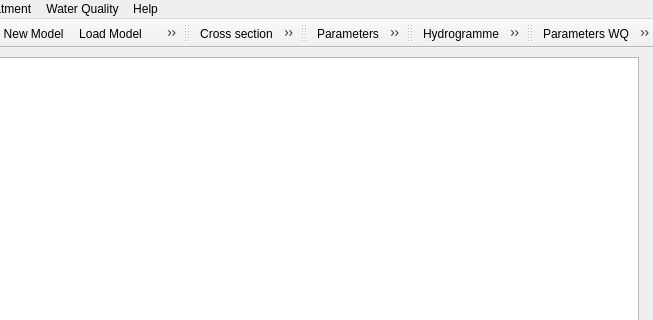
Old version of the form ui/MascPlug_dialog_base.ui in the repository Artelia/Mascaret; both pictures show x 206 to 859 and y 0 to 320 of the 859 by 738 pixel window.
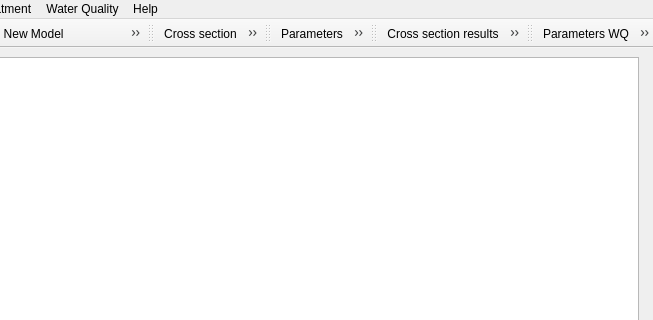
New version of the form. Icons and pictures are not drawn. Custom widgets are drawn as their Qt base class.

Patch:
```diff
--- a/ui/MascPlug_dialog_base.ui
+++ b/ui/MascPlug_dialog_base.ui
@@ -318,11 +318,13 @@
    <addaction name="actionCreate_Geometry"/>
    <addaction name="actionCreate_xcas"/>
    <addaction name="actionCreate_Basin"/>
+   <addaction name="actionExport_Model_Files"/>
    <addaction name="separator"/>
    <addaction name="actionRun"/>
    <addaction name="separator"/>
    <addaction name="actionExport_Run"/>
    <addaction name="actionDelete_Run"/>
+   <addaction name="actionImport_Results"/>
   </widget>
   <widget class="QToolBar" name="PostTreatmentToolBar">
    <property name="windowTitle">
@@ -334,8 +336,8 @@
    <attribute name="toolBarBreak">
     <bool>false</bool>
    </attribute>
-   <addaction name="actionHydrogramme"/>
    <addaction name="actionCross_section_results"/>
+   <addaction name="actionHydrogramme"/>
    <addaction name="actionBasin"/>
    <addaction name="actionGraphRes"/>
   </widget>
@@ -681,6 +683,24 @@
     <string>GraphRes</string>
    </property>
   </action>
+  <action name="actionExport_Model_Files">
+   <property name="icon">
+    <iconset resource="../resources.qrc">
+     <normaloff>:/plugins/Mascaret/icones/Model.png</normaloff>:/plugins/Mascaret/icones/Model.png</iconset>
+   </property>
+   <property name="text">
+    <string>Export Model Files</string>
+   </property>
+  </action>
+  <action name="actionImport_Results">
+   <property name="icon">
+    <iconset resource="../resources.qrc">
+     <normaloff>:/plugins/Mascaret/icones/save_res.png</normaloff>:/plugins/Mascaret/icones/save_res.png</iconset>
+   </property>
+   <property name="text">
+    <string>Import Results</string>
+   </property>
+  </action>
  </widget>
  <customwidgets>
   <customwidget>
```
Left out of the diff: 9 changed lines with no effect on the pictures.
